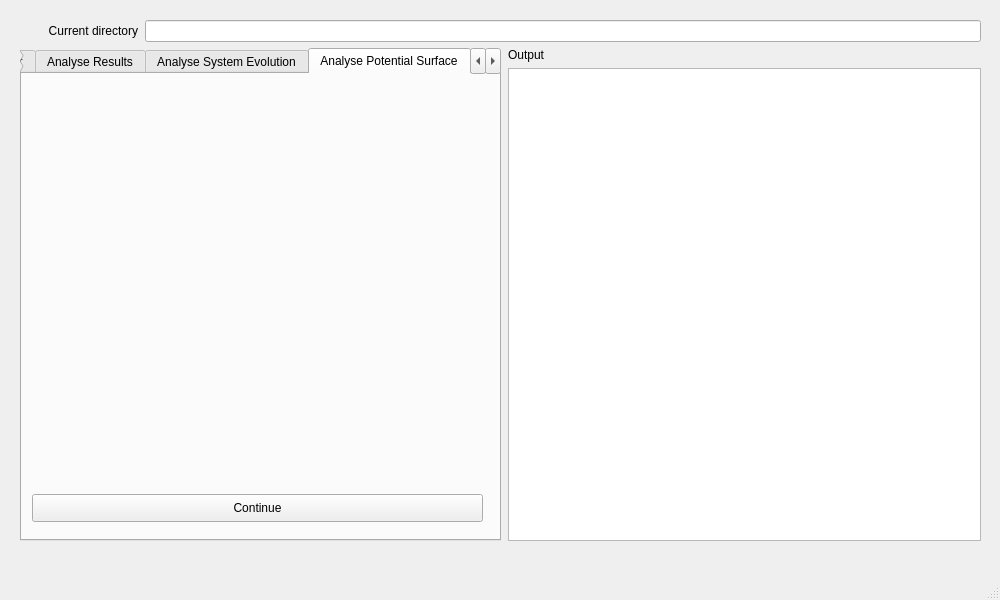
Above: source/analyse/gui_files/analysis_gui.ui from wenzhaojia2000/msc-trajectory-analysis before the change. Below: the same form after it.
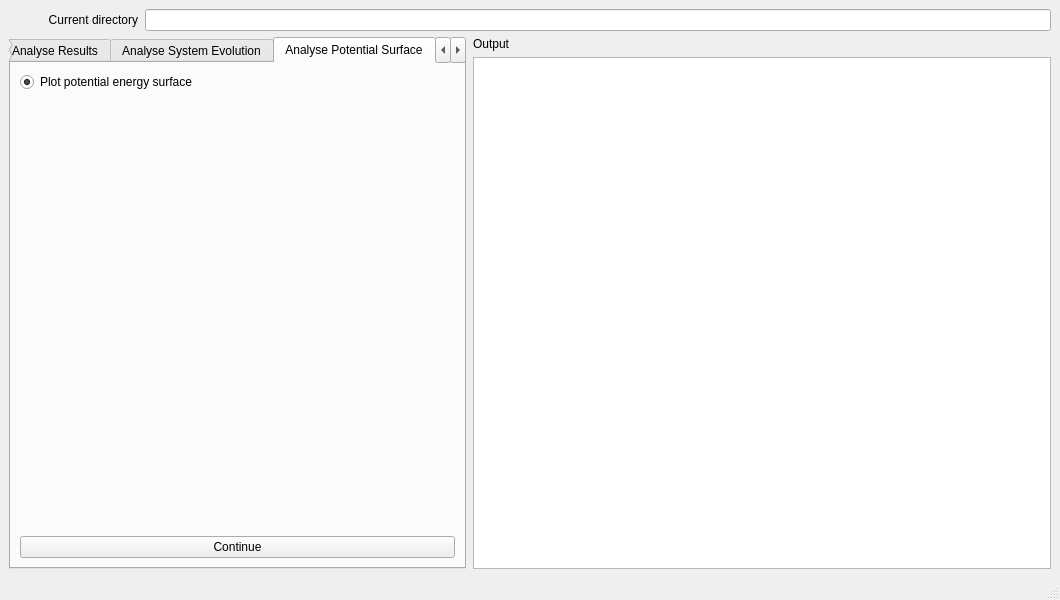
That is the form after the change. The open tabs and pages were chosen to show the change.

Commit message:
Change output to QTextEdit, improve layout when resizing window
Adds additional layout boxes and vertical spacers to .ui file so content scales as window is resized

What changed in the file:
```diff
--- a/source/analyse/gui_files/analysis_gui.ui
+++ b/source/analyse/gui_files/analysis_gui.ui
@@ -6,7 +6,7 @@
    <rect>
     <x>0</x>
     <y>0</y>
-    <width>1000</width>
+    <width>1060</width>
     <height>600</height>
    </rect>
   </property>
@@ -14,16 +14,9 @@
    <string>Analyse</string>
   </property>
   <widget class="QWidget" name="centralwidget">
-   <widget class="QWidget" name="layoutWidget">
-    <property name="geometry">
-     <rect>
-      <x>20</x>
-      <y>20</y>
-      <width>961</width>
-      <height>521</height>
-     </rect>
-    </property>
-    <layout class="QGridLayout" name="gridLayout" columnstretch="10,30,40">
+   <layout class="QVBoxLayout" name="verticalLayout_5">
+    <item>
+     <layout class="QGridLayout" name="gridLayout" columnstretch="10,25,45">
      <property name="horizontalSpacing">
       <number>7</number>
      </property>
@@ -51,14 +44,8 @@
        <property name="text">
         <string>Output</string>
        </property>
-       <property name="buddy">
-        <cstring>output_view</cstring>
-       </property>
-      </widget>
-     </item>
-     <item row="2" column="2">
-      <widget class="QGraphicsView" name="output_view"/>
-     </item>
+       </widget>
+      </item>
      <item row="1" column="0" rowspan="2" colspan="2">
       <widget class="QTabWidget" name="tabWidget">
        <property name="currentIndex">
@@ -319,19 +306,42 @@
         <attribute name="title">
          <string>Analyse Potential Surface</string>
         </attribute>
+         <layout class="QVBoxLayout" name="verticalLayout_6">
+          <item>
+           <layout class="QVBoxLayout" name="analpes_layout">
+            <item>
+             <widget class="QRadioButton" name="analpes_1">
+              <property name="text">
+               <string>Plot potential energy surface</string>
+              </property>
+              <property name="checked">
+               <bool>true</bool>
+              </property>
+             </widget>
+            </item>
+           </layout>
+          </item>
+          <item>
+           <spacer name="analpes_vspacer">
+            <property name="orientation">
+             <enum>Qt::Vertical</enum>
+            </property>
+            <property name="sizeHint" stdset="0">
+             <size>
+              <width>20</width>
+              <height>40</height>
+             </size>
+            </property>
+           </spacer>
+          </item>
+          <item>
         <widget class="QPushButton" name="analpes_push">
-         <property name="geometry">
-          <rect>
-           <x>10</x>
-           <y>420</y>
-           <width>451</width>
-           <height>28</height>
-          </rect>
-         </property>
          <property name="text">
           <string>Continue</string>
          </property>
         </widget>
+          </item>
+         </layout>
        </widget>
        <widget class="QWidget" name="compcal_tab">
         <attribute name="title">
@@ -340,8 +350,21 @@
        </widget>
       </widget>
      </item>
-    </layout>
-   </widget>
+      <item row="2" column="2">
+       <widget class="QTextEdit" name="output_view">
+        <property name="font">
+         <font>
+          <family>Courier</family>
+         </font>
+        </property>
+        <property name="readOnly">
+         <bool>true</bool>
+        </property>
+       </widget>
+      </item>
+     </layout>
+    </item>
+   </layout>
   </widget>
   <widget class="QMenuBar" name="menubar">
    <property name="geometry">
```
Left out of the diff: 151 changed lines with no effect on the pictures. Lines whose indentation alone changed are shown as unchanged. The commit also changes 1 other file.
